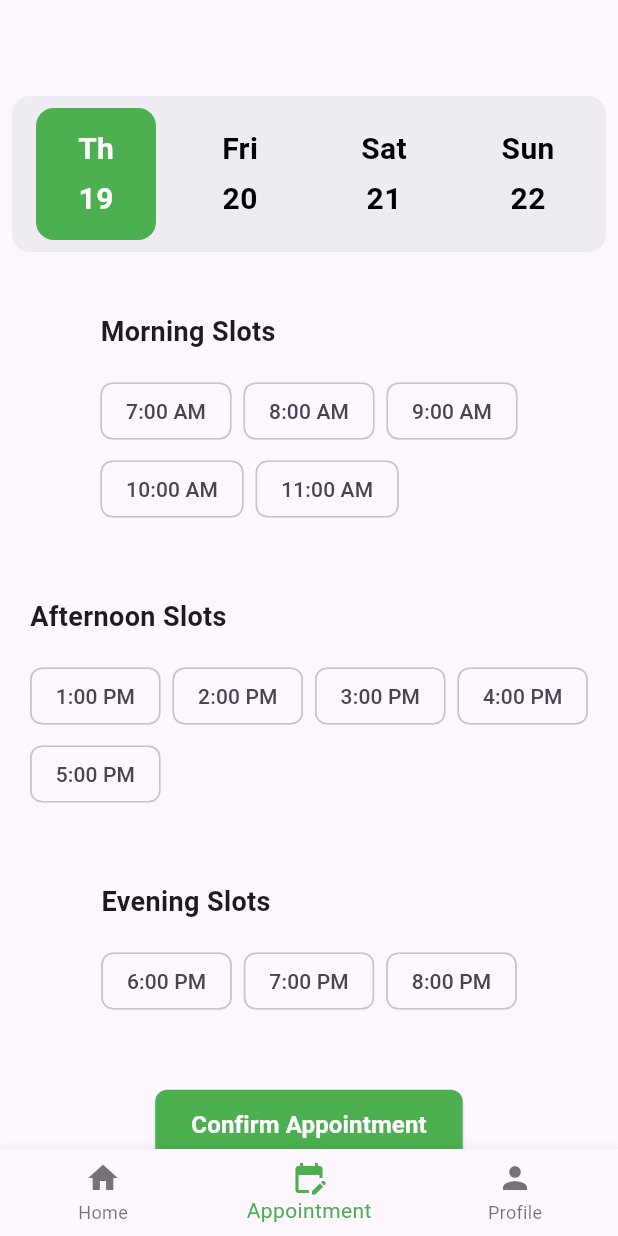
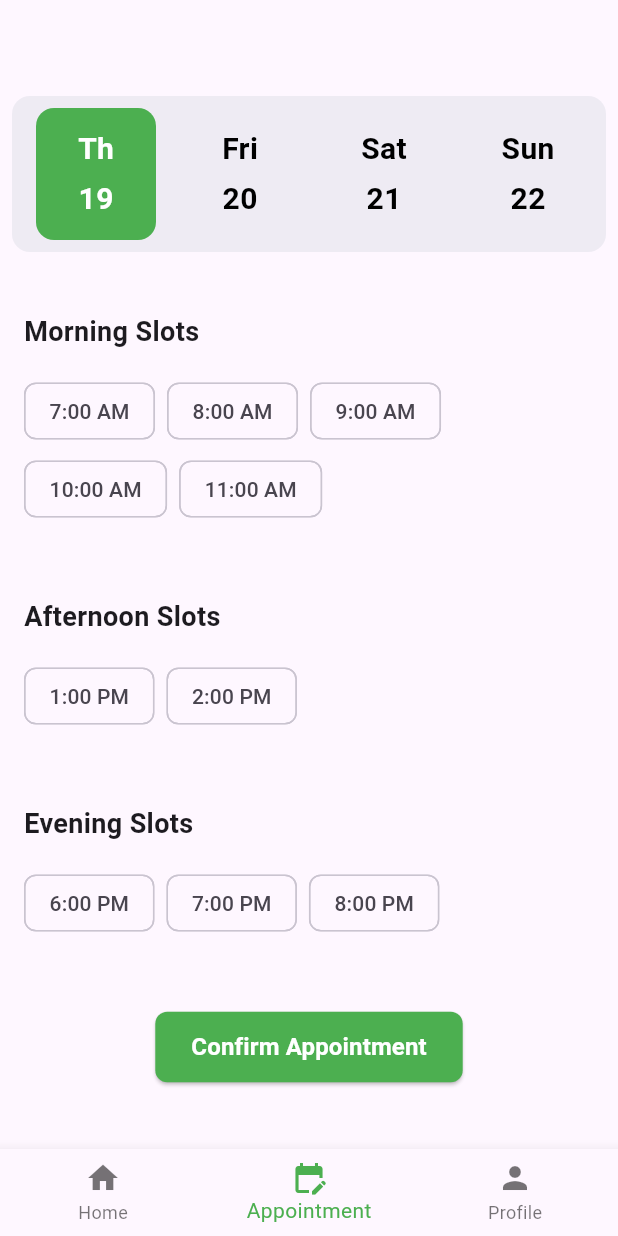
Before and after one commit to PisethChuon/khmervie, a Flutter app: the screen it shows after launch, item 2 of the bottom bar chosen, on a phone screen of 412 x 824 dp. Run offline on Flutter 3.47's test engine with Material 3 defaults, Android fonts, the phone set to English and light mode, and no system bars; our stand-ins replace get, local_auth; missing offline and left inert: dart:ffi.

Commit message:
slot sesstion

```diff
--- a/lib/Search/search.dart
+++ b/lib/Search/search.dart
@@ -57,6 +57,7 @@ class _SearchBarAppState extends State<SearchBarApp> {
             return List<ListTile>.generate(5, (int index) {
               final String item = 'Test $index, Dr. Dens $index';
               return ListTile(
+
                 title: Text(item),
                 onTap: () {
                   setState(() {
--- a/lib/widgets/slot_section_widget.dart
+++ b/lib/widgets/slot_section_widget.dart
@@ -25,10 +25,14 @@ class SlotSection extends StatelessWidget {
             ),
           ),
           const SizedBox(height: 16.0),
-          Wrap(
-            spacing: 8.0,
-            runSpacing: 4.0,
-            children: times.map((time) => Chip(label: Text(time))).toList(),
+          SizedBox(
+            width: double.infinity,
+            child: Wrap(
+              alignment: WrapAlignment.start,
+              spacing: 8.0,
+              runSpacing: 4.0,
+              children: times.map((time) => Chip(label: Text(time))).toList(),
+            ),
           ),
         ],
       ),
@@ -55,7 +59,7 @@ class AfternoonSlots extends StatelessWidget {
   Widget build(BuildContext context) {
     return SlotSection(
       title: 'Afternoon Slots',
-      times: List.generate(5, (index) => '${index + 1}:00 PM'),
+      times: List.generate(2, (index) => '${index + 1}:00 PM'),
     );
   }
 }
```
